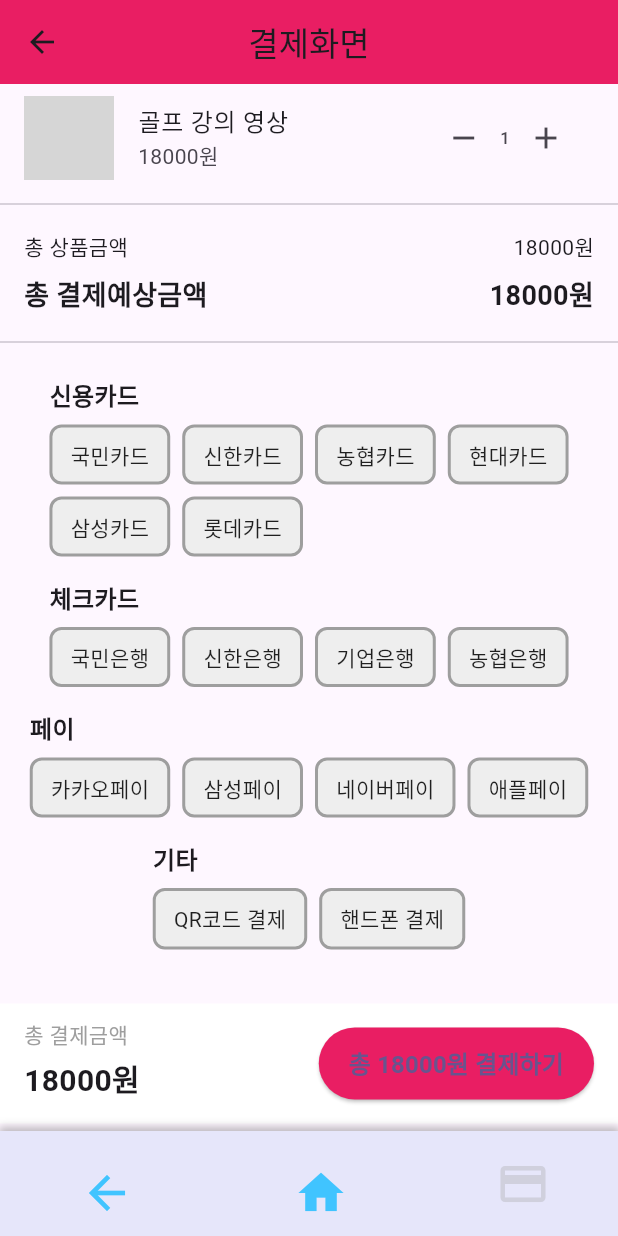
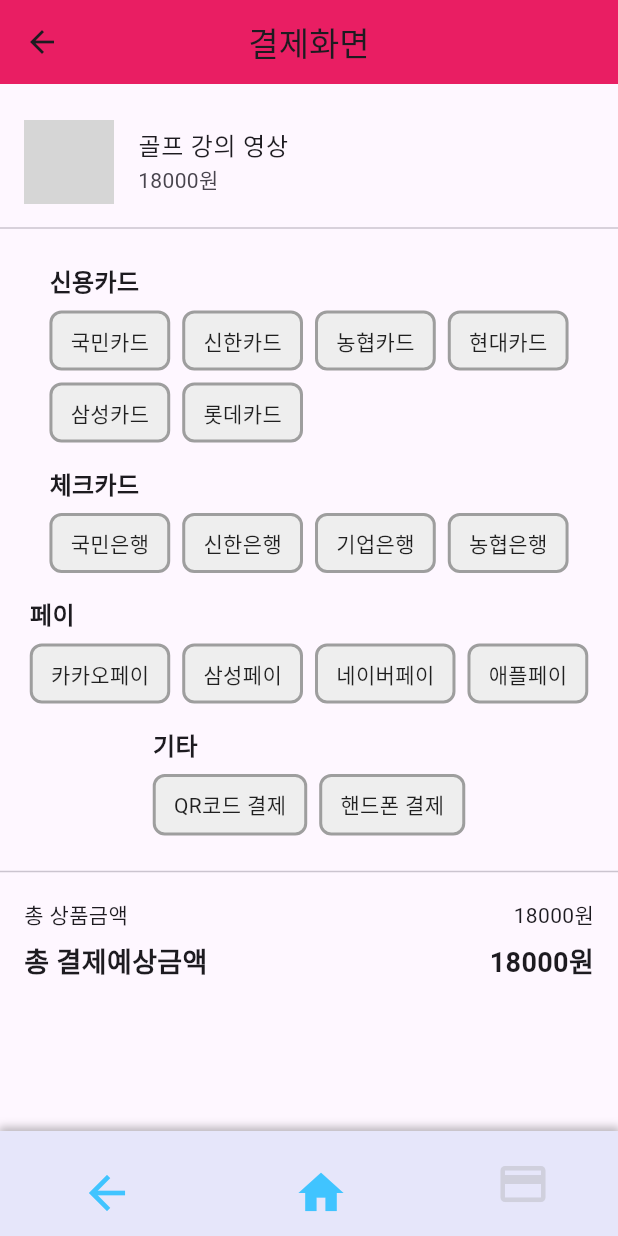
Before and after one commit to MrDos89/slivermate_project_flutter, a Flutter app: the PurchasePage screen opened by its route, on a phone screen of 412 x 824 dp. Run offline on Flutter 3.47's test engine with Material 3 defaults, Android fonts, the phone set to English and light mode, and no system bars; our stand-ins replace font_awesome_flutter; network calls fail; grey boxes are pictures that could not be loaded.

Commit message:
[준일] 결제화면 버튼 제거 , 결제금액 하단으로 이동

```diff
--- a/lib/pages/purchasePage.dart
+++ b/lib/pages/purchasePage.dart
@@ -84,7 +84,7 @@ class _PurchasePageState extends State<PurchasePage> {
         cartItems = [selectedLecture];
       });
     } else {
-      // 만약 arguments가 없다면 기본 데이터 사용 (테스트용)(데이터가없으므로 창에구현)
+      // 만약 arguments가 없다면 기본 데이터 사용 (테스트용)
       setState(() {
         cartItems = [
           CartItem(
@@ -108,39 +108,27 @@ class _PurchasePageState extends State<PurchasePage> {
           backgroundColor: Colors.pink,
         ),
         body: SafeArea(
-          child: Stack(
-            children: [
-              // 메인 내용: 스크롤 가능 영역
-              SingleChildScrollView(
-                padding: const EdgeInsets.only(bottom: 100),
+          child: SingleChildScrollView(
+            padding: const EdgeInsets.symmetric(vertical: 16),
             child: Column(
               children: [
-                    // 상품 목록 + 수량 조절
+                // 상품 목록 (수량 조절 기능 제거)
                 _buildCartList(),
-                    const Divider(thickness: 1),
-                    // 가격 요약
-                    _buildPriceSummary(),
                 const Divider(thickness: 1),
                 // 결제수단 선택
                 _buildPaymentMethods(),
+                const Divider(thickness: 1),
+                // 가격 요약 (총상품금액, 총결제예상금액)
+                _buildPriceSummary(),
               ],
             ),
-              ),
-              // 하단 고정: 총 결제금액 버튼
-              Positioned(
-                left: 0,
-                right: 0,
-                bottom: 0,
-                child: _buildBottomBar(context),
-              ),
-            ],
           ),
         ),
       ),
     );
   }
 
-  /// 장바구니 상품 목록 (수량 조절 가능)
+  /// 장바구니 상품 목록 (수량 조절 제거)
   Widget _buildCartList() {
     return ListView.builder(
       shrinkWrap: true,
@@ -151,62 +139,10 @@ class _PurchasePageState extends State<PurchasePage> {
         return ListTile(
           leading: Image.network(item.imageUrl, width: 60, height: 60),
           title: Text(item.name, style: const TextStyle(fontSize: 16)),
+          // 수량 조절 기능 제거 → subtitle만 가격 표시
           subtitle: Text('${item.price}원'),
-          trailing: Row(
-            mainAxisSize: MainAxisSize.min,
-            children: [
-              IconButton(
-                icon: const Icon(Icons.remove),
-                onPressed: () {
-                  setState(() {
-                    if (item.quantity > 1) {
-                      item.quantity--;
-                    }
-                  });
-                },
-              ),
-              Text('${item.quantity}'),
-              IconButton(
-                icon: const Icon(Icons.add),
-                onPressed: () {
-                  setState(() {
-                    item.quantity++;
-                  });
-                },
-              ),
-            ],
-          ),
         );
       },
-    );
-  }
-
-  /// 가격 요약: 상품 합계, 총 결제금액
-  Widget _buildPriceSummary() {
-    return Padding(
-      padding: const EdgeInsets.symmetric(horizontal: 16, vertical: 10),
-      child: Column(
-        children: [
-          _buildRowItem('총 상품금액', '$itemsTotal원'),
-          const SizedBox(height: 8),
-          Row(
-            mainAxisAlignment: MainAxisAlignment.spaceBetween,
-            children: [
-              const Text(
-                '총 결제예상금액',
-                style: TextStyle(fontSize: 18, fontWeight: FontWeight.bold),
-              ),
-              Text(
-                '$totalPayment원',
-                style: const TextStyle(
-                  fontSize: 18,
-                  fontWeight: FontWeight.bold,
-                ),
-              ),
-            ],
-          ),
-        ],
-      ),
     );
   }
 
@@ -275,58 +211,29 @@ class _PurchasePageState extends State<PurchasePage> {
     );
   }
 
-  /// 하단: 총 결제금액 & 결제하기 버튼
-  Widget _buildBottomBar(BuildContext context) {
-    return Container(
-      height: 80,
-      color: Colors.white,
+  /// 가격 요약: (총 상품금액, 총 결제예상금액)
+  Widget _buildPriceSummary() {
+    return Padding(
       padding: const EdgeInsets.symmetric(horizontal: 16, vertical: 10),
-      child: Row(
+      child: Column(
         children: [
-          Expanded(
-            child: Column(
-              crossAxisAlignment: CrossAxisAlignment.start,
+          _buildRowItem('총 상품금액', '$itemsTotal원'),
+          const SizedBox(height: 8),
+          Row(
+            mainAxisAlignment: MainAxisAlignment.spaceBetween,
             children: [
               const Text(
-                  '총 결제금액',
-                  style: TextStyle(fontSize: 14, color: Colors.grey),
+                '총 결제예상금액',
+                style: TextStyle(fontSize: 18, fontWeight: FontWeight.bold),
               ),
-                const SizedBox(height: 4),
               Text(
                 '$totalPayment원',
                 style: const TextStyle(
-                    fontSize: 20,
+                  fontSize: 18,
                   fontWeight: FontWeight.bold,
                 ),
               ),
             ],
-            ),
-          ),
-          ElevatedButton(
-            onPressed: () {
-              if (selectedPaymentMethod == null) {
-                ScaffoldMessenger.of(
-                  context,
-                ).showSnackBar(const SnackBar(content: Text('결제수단을 선택해주세요.')));
-                return;
-              }
-              // 실제 결제 로직 추가
-              ScaffoldMessenger.of(context).showSnackBar(
-                SnackBar(
-                  content: Text(
-                    '[$selectedPaymentMethod]로 결제 진행 (${totalPayment}원)',
-                  ),
-                ),
-              );
-            },
-            style: ElevatedButton.styleFrom(
-              backgroundColor: Colors.pink,
-              padding: const EdgeInsets.symmetric(horizontal: 20, vertical: 12),
-            ),
-            child: Text(
-              '총 ${totalPayment}원 결제하기',
-              style: const TextStyle(fontSize: 16, fontWeight: FontWeight.bold),
-            ),
           ),
         ],
       ),
```
Lines whose indentation alone changed are shown as unchanged.
